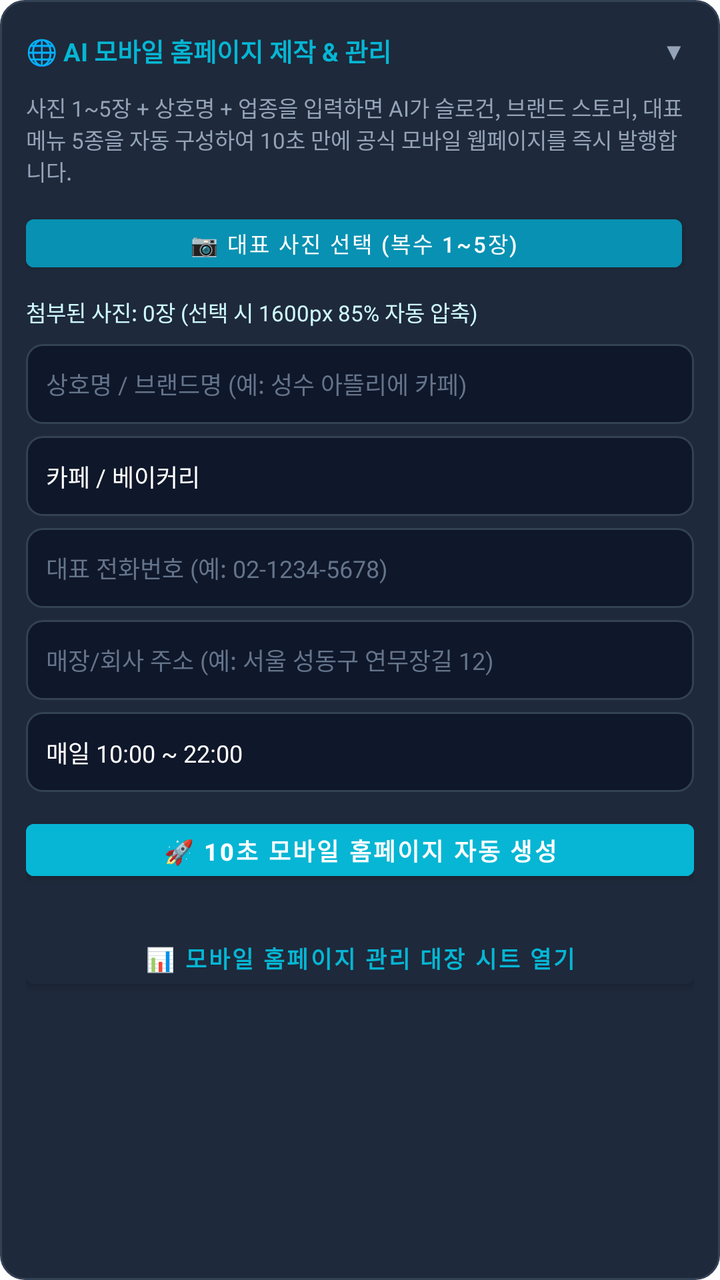
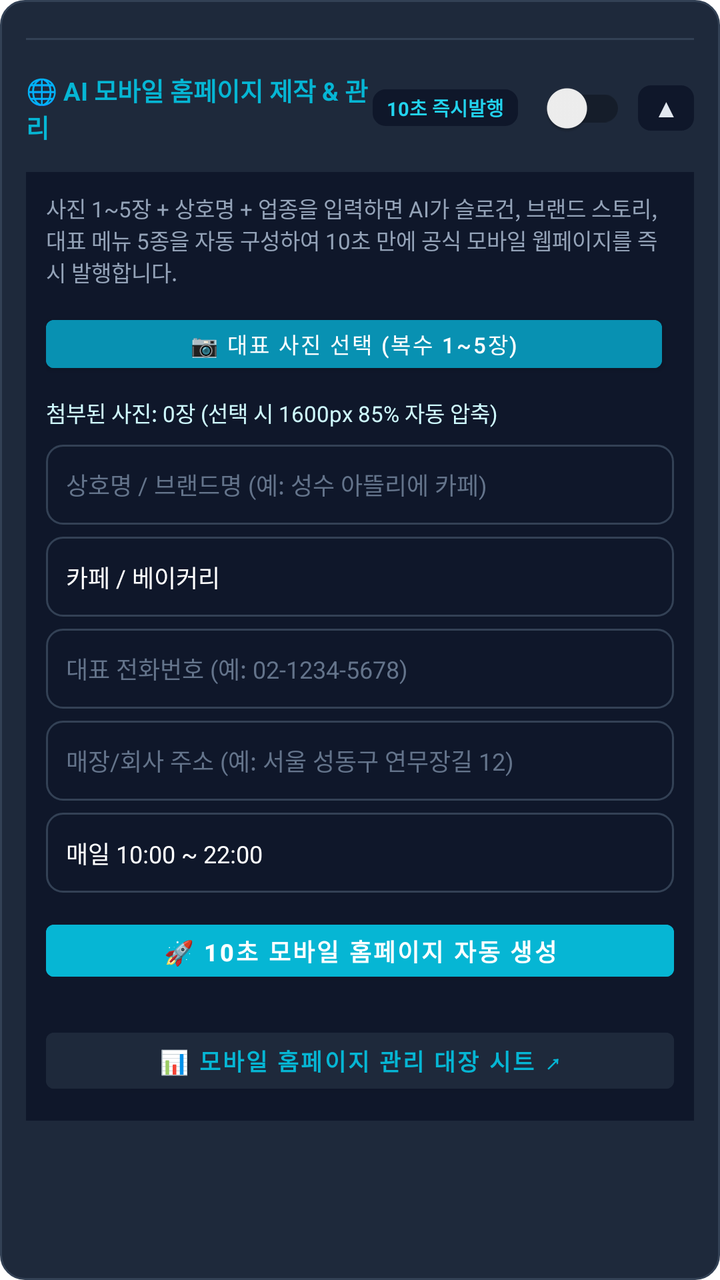

An Android layout rendered at two revisions. The XML below is the earlier revision; the diff shows what the commit changed to produce the second picture.
<!-- AndroidManifest.xml: application theme Theme.SheetBotDepositAgent -->
<!-- res/layout/card_mobile_site.xml -->
<?xml version="1.0" encoding="utf-8"?>
<LinearLayout xmlns:android="http://schemas.android.com/apk/res/android"
    xmlns:tools="http://schemas.android.com/tools"
                android:layout_width="match_parent"
            android:layout_height="wrap_content"
            android:orientation="vertical"
            android:background="@drawable/bg_card_scenario"
            android:padding="13dp"
            android:layout_marginBottom="12dp">

            <LinearLayout
                android:id="@+id/layoutSiteHeader"
                android:layout_width="match_parent"
                android:layout_height="wrap_content"
                android:orientation="horizontal"
                android:gravity="center_vertical"
                android:layout_marginBottom="8dp"
                android:clickable="true"
                android:focusable="true">

                <TextView
                    android:layout_width="0dp"
                    android:layout_height="wrap_content"
                    android:layout_weight="1"
                    android:text="🌐 AI 모바일 홈페이지 제작 &amp; 관리"
                    android:textColor="#06B6D4"
                    android:textSize="12.5sp"
                    android:textStyle="bold" />

                <TextView
                    android:id="@+id/btnToggleSiteDetails"
                    android:layout_width="wrap_content"
                    android:layout_height="wrap_content"
                    android:text="▼"
                    android:textColor="#94A3B8"
                    android:textSize="12sp"
                    android:padding="4dp" />
            </LinearLayout>

            <TextView
                android:layout_width="match_parent"
                android:layout_height="wrap_content"
                android:text="사진 1~5장 + 상호명 + 업종을 입력하면 AI가 슬로건, 브랜드 스토리, 대표 메뉴 5종을 자동 구성하여 10초 만에 공식 모바일 웹페이지를 즉시 발행합니다."
                android:textColor="#94A3B8"
                android:textSize="11sp"
                android:layout_marginBottom="10dp" />

            <LinearLayout
                android:id="@+id/layoutSiteDetails"
                android:layout_width="match_parent"
                android:layout_height="wrap_content"
                android:orientation="vertical">

                
                <LinearLayout
                    android:layout_width="match_parent"
                    android:layout_height="wrap_content"
                    android:orientation="horizontal"
                    android:gravity="center_vertical"
                    android:layout_marginBottom="8dp">

                    <Button
                        android:id="@+id/btnSelectSiteImages"
                        android:layout_width="0dp"
                        android:layout_height="36dp"
                        android:layout_weight="1"
                        android:backgroundTint="#0891B2"
                        android:text="📷 대표 사진 선택 (복수 1~5장)"
                        android:textColor="#FFFFFF"
                        android:textSize="11sp"
                        android:layout_marginEnd="6dp" />

                    <Button
                        android:id="@+id/btnResetSiteImages"
                        android:layout_width="wrap_content"
                        android:layout_height="36dp"
                        android:backgroundTint="#475569"
                        android:text="초기화"
                        android:textColor="#E2E8F0"
                        android:textSize="11sp"
                        android:visibility="gone" />
                </LinearLayout>

                <TextView
                    android:id="@+id/tvSiteSelectedImagesCount"
                    android:layout_width="match_parent"
                    android:layout_height="wrap_content"
                    android:text="첨부된 사진: 0장 (선택 시 1600px 85% 자동 압축)"
                    android:textColor="#CFFAFE"
                    android:textSize="11sp"
                    android:layout_marginBottom="8dp" />

                
                <EditText
                    android:id="@+id/etSiteTitle"
                    android:layout_width="match_parent"
                    android:layout_height="40dp"
                    android:background="@drawable/bg_input_field"
                    android:hint="상호명 / 브랜드명 (예: 성수 아뜰리에 카페)"
                    android:textColor="#FFFFFF"
                    android:textColorHint="#64748B"
                    android:textSize="12sp"
                    android:paddingHorizontal="10dp"
                    android:layout_marginBottom="6dp" />

                
                <EditText
                    android:id="@+id/etSiteCategory"
                    android:layout_width="match_parent"
                    android:layout_height="40dp"
                    android:background="@drawable/bg_input_field"
                    android:hint="업종 (예: 디저트 베이커리 카페, 헤어살롱, 세무회계)"
                    android:text="카페 / 베이커리"
                    android:textColor="#FFFFFF"
                    android:textColorHint="#64748B"
                    android:textSize="12sp"
                    android:paddingHorizontal="10dp"
                    android:layout_marginBottom="6dp" />

                
                <EditText
                    android:id="@+id/etSitePhone"
                    android:layout_width="match_parent"
                    android:layout_height="40dp"
                    android:background="@drawable/bg_input_field"
                    android:hint="대표 전화번호 (예: 02-1234-5678)"
                    android:textColor="#FFFFFF"
                    android:textColorHint="#64748B"
                    android:textSize="12sp"
                    android:paddingHorizontal="10dp"
                    android:layout_marginBottom="6dp" />

                
                <EditText
                    android:id="@+id/etSiteAddress"
                    android:layout_width="match_parent"
                    android:layout_height="40dp"
                    android:background="@drawable/bg_input_field"
                    android:hint="매장/회사 주소 (예: 서울 성동구 연무장길 12)"
                    android:textColor="#FFFFFF"
                    android:textColorHint="#64748B"
                    android:textSize="12sp"
                    android:paddingHorizontal="10dp"
                    android:layout_marginBottom="6dp" />

                
                <EditText
                    android:id="@+id/etSiteHours"
                    android:layout_width="match_parent"
                    android:layout_height="40dp"
                    android:background="@drawable/bg_input_field"
                    android:hint="영업시간 (예: 매일 10:00 ~ 22:00 / 매주 월 휴무)"
                    android:text="매일 10:00 ~ 22:00"
                    android:textColor="#FFFFFF"
                    android:textColorHint="#64748B"
                    android:textSize="12sp"
                    android:paddingHorizontal="10dp"
                    android:layout_marginBottom="10dp" />

                
                <Button
                    android:id="@+id/btnStartSiteCreation"
                    android:layout_width="match_parent"
                    android:layout_height="38dp"
                    android:backgroundTint="#06B6D4"
                    android:text="🚀 10초 모바일 홈페이지 자동 생성"
                    android:textColor="#FFFFFF"
                    android:textSize="12sp"
                    android:textStyle="bold"
                    android:layout_marginBottom="8dp" />

                
                <ProgressBar
                    android:id="@+id/pbSiteLoading"
                    android:layout_width="wrap_content"
                    android:layout_height="wrap_content"
                    android:layout_gravity="center_horizontal"
                    android:indeterminateTint="#06B6D4"
                    android:visibility="gone" />

                <TextView
                    android:id="@+id/tvSiteStatus"
                    android:layout_width="match_parent"
                    android:layout_height="wrap_content"
                    android:gravity="center"
                    android:text="AI가 브랜드 스토리와 메뉴 구성을 기획하고 웹사이트를 발행 중입니다..."
                    android:textColor="#06B6D4"
                    android:textSize="11sp"
                    android:visibility="gone"
                    android:layout_marginBottom="8dp" />

                
                <LinearLayout
                    android:id="@+id/layoutSiteResultContainer"
                    android:layout_width="match_parent"
                    android:layout_height="wrap_content"
                    android:orientation="vertical"
                    android:background="#0C2533"
                    android:padding="10dp"
                    android:layout_marginTop="4dp"
                    android:visibility="gone">

                    <TextView
                        android:id="@+id/tvSiteResultTitle"
                        android:layout_width="match_parent"
                        android:layout_height="wrap_content"
                        android:text="완성된 상호명 &amp; 슬로건"
                        android:textColor="#67E8F9"
                        android:textSize="12sp"
                        android:textStyle="bold"
                        android:layout_marginBottom="4dp" />

                    <TextView
                        android:id="@+id/tvSiteResultUrl"
                        android:layout_width="match_parent"
                        android:layout_height="wrap_content"
                        android:text="https://sheetbot.cloud/site/..."
                        android:textColor="#E2E8F0"
                        android:textSize="11sp"
                        android:layout_marginBottom="8dp" />

                    <LinearLayout
                        android:layout_width="match_parent"
                        android:layout_height="wrap_content"
                        android:orientation="horizontal">

                        <Button
                            android:id="@+id/btnOpenMobileSite"
                            android:layout_width="0dp"
                            android:layout_height="34dp"
                            android:layout_weight="1"
                            android:backgroundTint="#0891B2"
                            android:text="🌐 모바일웹 열기"
                            android:textColor="#FFFFFF"
                            android:textSize="11sp"
                            android:layout_marginEnd="4dp" />

                        <Button
                            android:id="@+id/btnOpenSiteSheet"
                            android:layout_width="0dp"
                            android:layout_height="34dp"
                            android:layout_weight="1"
                            android:backgroundTint="#059669"
                            android:text="📊 대장 시트"
                            android:textColor="#FFFFFF"
                            android:textSize="11sp"
                            android:layout_marginEnd="4dp" />

                        <Button
                            android:id="@+id/btnShareMobileSite"
                            android:layout_width="0dp"
                            android:layout_height="34dp"
                            android:layout_weight="1"
                            android:backgroundTint="#4F46E5"
                            android:text="🔗 링크 공유"
                            android:textColor="#FFFFFF"
                            android:textSize="11sp" />
                    </LinearLayout>
                </LinearLayout>

                
                <Button
                    android:id="@+id/btnOpenSiteSheetAlways"
                    android:layout_width="match_parent"
                    android:layout_height="38dp"
                    android:backgroundTint="#1E293B"
                    android:text="📊 모바일 홈페이지 관리 대장 시트 열기"
                    android:textColor="#06B6D4"
                    android:textSize="11.5sp"
                    android:textStyle="bold"
                    android:layout_marginTop="8dp" />
            </LinearLayout>
        </LinearLayout>
<!-- resources referenced by this layout -->
<resources>
  <!-- drawable bg_card_scenario (drawable) -->
  <?xml version="1.0" encoding="utf-8"?>
  <shape xmlns:android="http://schemas.android.com/apk/res/android"
      android:shape="rectangle">
      <corners android:radius="12dp" />
      <solid android:color="#1E293B" />
      <stroke android:width="1dp" android:color="#334155" />
  </shape>
  <!-- drawable bg_input_field (drawable) -->
  <?xml version="1.0" encoding="utf-8"?>
  <shape xmlns:android="http://schemas.android.com/apk/res/android"
      android:shape="rectangle">
      <corners android:radius="8dp" />
      <solid android:color="#0F172A" />
      <stroke android:width="1dp" android:color="#334155" />
  </shape>
  <style name="Theme.SheetBotDepositAgent" parent="Theme.MaterialComponents.DayNight.NoActionBar">
          <item name="colorPrimary">@color/purple_500</item>
          <item name="colorPrimaryVariant">@color/purple_700</item>
          <item name="colorOnPrimary">@color/white</item>
          <item name="colorSecondary">@color/teal_200</item>
          <item name="colorSecondaryVariant">@color/teal_700</item>
          <item name="colorOnSecondary">@color/black</item>
          <item name="android:statusBarColor">#0F172A</item>
      </style>
  <color name="purple_500">#4F46E5</color>
  <color name="purple_700">#4338CA</color>
  <color name="white">#FFFFFFFF</color>
  <color name="teal_200">#10B981</color>
  <color name="teal_700">#059669</color>
  <color name="black">#000000</color>
</resources>

<!-- the commit's change to res/layout/card_mobile_site.xml (unified diff, before → after) -->
@@ -1,55 +1,90 @@
 <?xml version="1.0" encoding="utf-8"?>
 <LinearLayout xmlns:android="http://schemas.android.com/apk/res/android"
     xmlns:tools="http://schemas.android.com/tools"
-                android:layout_width="match_parent"
-            android:layout_height="wrap_content"
-            android:orientation="vertical"
-            android:background="@drawable/bg_card_scenario"
-            android:padding="13dp"
-            android:layout_marginBottom="12dp">
-
-            <LinearLayout
-                android:id="@+id/layoutSiteHeader"
-                android:layout_width="match_parent"
-                android:layout_height="wrap_content"
-                android:orientation="horizontal"
-                android:gravity="center_vertical"
-                android:layout_marginBottom="8dp"
-                android:clickable="true"
-                android:focusable="true">
-
-                <TextView
-                    android:layout_width="0dp"
-                    android:layout_height="wrap_content"
-                    android:layout_weight="1"
-                    android:text="🌐 AI 모바일 홈페이지 제작 &amp; 관리"
-                    android:textColor="#06B6D4"
-                    android:textSize="12.5sp"
-                    android:textStyle="bold" />
-
-                <TextView
-                    android:id="@+id/btnToggleSiteDetails"
-                    android:layout_width="wrap_content"
-                    android:layout_height="wrap_content"
-                    android:text="▼"
-                    android:textColor="#94A3B8"
-                    android:textSize="12sp"
-                    android:padding="4dp" />
-            </LinearLayout>
-
-            <TextView
-                android:layout_width="match_parent"
-                android:layout_height="wrap_content"
-                android:text="사진 1~5장 + 상호명 + 업종을 입력하면 AI가 슬로건, 브랜드 스토리, 대표 메뉴 5종을 자동 구성하여 10초 만에 공식 모바일 웹페이지를 즉시 발행합니다."
-                android:textColor="#94A3B8"
-                android:textSize="11sp"
-                android:layout_marginBottom="10dp" />
-
-            <LinearLayout
-                android:id="@+id/layoutSiteDetails"
-                android:layout_width="match_parent"
-                android:layout_height="wrap_content"
-                android:orientation="vertical">
+    android:layout_width="match_parent"
+    android:layout_height="wrap_content"
+    android:orientation="vertical"
+    android:background="@drawable/bg_card_scenario"
+    android:padding="13dp"
+    android:layout_marginBottom="12dp">
+
+    
+    <View
+        android:layout_width="match_parent"
+        android:layout_height="1dp"
+        android:background="#334155"
+        android:layout_marginTop="6dp"
+        android:layout_marginBottom="10dp" />
+
+    <LinearLayout
+        android:id="@+id/layoutSiteHeader"
+        android:layout_width="match_parent"
+        android:layout_height="wrap_content"
+        android:orientation="horizontal"
+        android:gravity="center_vertical"
+        android:layout_marginBottom="8dp"
+        android:clickable="true"
+        android:focusable="true">
+
+        <TextView
+            android:layout_width="0dp"
+            android:layout_height="wrap_content"
+            android:layout_weight="1"
+            android:text="🌐 AI 모바일 홈페이지 제작 &amp; 관리"
+            android:textColor="#06B6D4"
+            android:textSize="12.5sp"
+            android:textStyle="bold" />
+
+        <TextView
+            android:layout_width="wrap_content"
+            android:layout_height="wrap_content"
+            android:background="@drawable/bg_badge_version"
+            android:backgroundTint="#0F172A"
+            android:paddingHorizontal="7dp"
+            android:paddingVertical="2dp"
+            android:text="10초 즉시발행"
+            android:textColor="#22D3EE"
+            android:textSize="9.5sp"
+            android:textStyle="bold"
+            android:layout_marginEnd="6dp" />
+
+        <androidx.appcompat.widget.SwitchCompat
+            android:id="@+id/switchSiteAutomation"
+            android:layout_width="wrap_content"
+            android:layout_height="wrap_content"
+            android:checked="false"
+            android:layout_marginEnd="6dp" />
+
+        <TextView
+            android:id="@+id/btnToggleSiteDetails"
+            android:layout_width="wrap_content"
+            android:layout_height="wrap_content"
+            android:background="@drawable/bg_badge_version"
+            android:backgroundTint="#0F172A"
+            android:paddingHorizontal="8dp"
+            android:paddingVertical="3dp"
+            android:text="▲"
+            android:textColor="#E2E8F0"
+            android:textSize="12sp"
+            android:textStyle="bold" />
+    </LinearLayout>
+
+    <LinearLayout
+        android:id="@+id/layoutSiteDetails"
+        android:layout_width="match_parent"
+        android:layout_height="wrap_content"
+        android:orientation="vertical"
+        android:background="#0F172A"
+        android:padding="10dp"
+        android:layout_marginBottom="12dp">
+
+        <TextView
+            android:layout_width="match_parent"
+            android:layout_height="wrap_content"
+            android:text="사진 1~5장 + 상호명 + 업종을 입력하면 AI가 슬로건, 브랜드 스토리, 대표 메뉴 5종을 자동 구성하여 10초 만에 공식 모바일 웹페이지를 즉시 발행합니다."
+            android:textColor="#94A3B8"
+            android:textSize="11sp"
+            android:layout_marginBottom="10dp" />
 
                 
                 <LinearLayout
@@ -262,9 +297,9 @@
                 <Button
                     android:id="@+id/btnOpenSiteSheetAlways"
                     android:layout_width="match_parent"
-                    android:layout_height="38dp"
+                    android:layout_height="40dp"
                     android:backgroundTint="#1E293B"
-                    android:text="📊 모바일 홈페이지 관리 대장 시트 열기"
+                    android:text="📊 모바일 홈페이지 관리 대장 시트 ↗"
                     android:textColor="#06B6D4"
                     android:textSize="11.5sp"
                     android:textStyle="bold"
<!-- resource entries referenced after the edit -->
@@ -1,5 +1,13 @@
 <!-- resources referenced by this layout -->
 <resources>
+  <!-- drawable bg_badge_version (drawable) -->
+  <?xml version="1.0" encoding="utf-8"?>
+  <shape xmlns:android="http://schemas.android.com/apk/res/android"
+      android:shape="rectangle">
+      <corners android:radius="6dp" />
+      <solid android:color="#064E3B" />
+      <stroke android:width="1dp" android:color="#059669" />
+  </shape>
   <!-- drawable bg_card_scenario (drawable) -->
   <?xml version="1.0" encoding="utf-8"?>
   <shape xmlns:android="http://schemas.android.com/apk/res/android"
